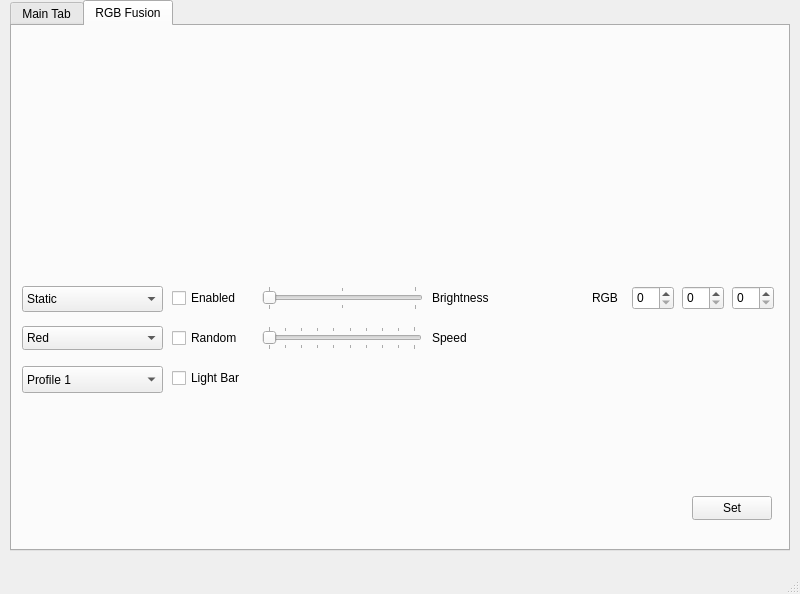
Qt form src/mainwindow.ui (tangalbert919/AeroControlCenter) before a commit.
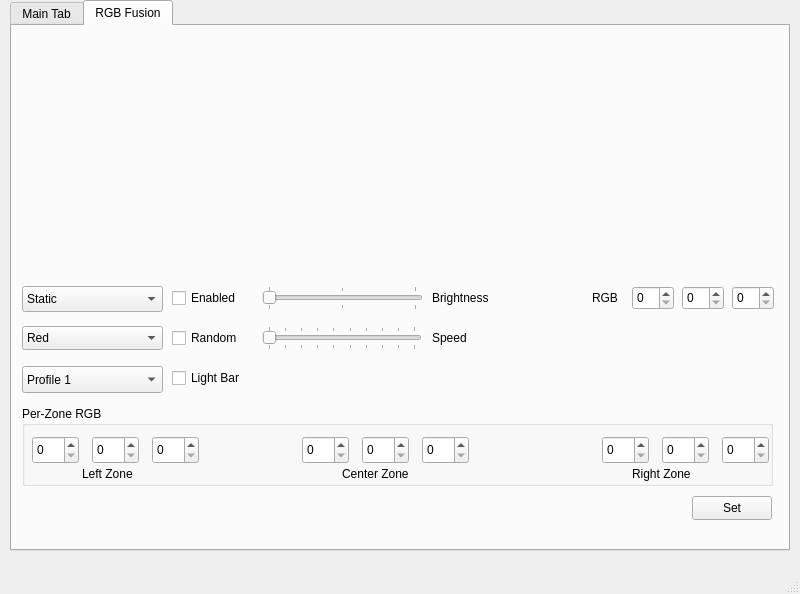
The same form after that commit. The open tabs and pages were chosen to show the change.

Commit message: MainWindow: Add group box for per-zone RGB controls

What changed in the file:
```diff
--- a/src/mainwindow.ui
+++ b/src/mainwindow.ui
@@ -692,6 +692,148 @@
        </property>
       </item>
      </widget>
+     <widget class="QGroupBox" name="rgbZoneGroup">
+      <property name="geometry">
+       <rect>
+        <x>10</x>
+        <y>380</y>
+        <width>751</width>
+        <height>80</height>
+       </rect>
+      </property>
+      <property name="title">
+       <string>Per-Zone RGB</string>
+      </property>
+      <widget class="QSpinBox" name="leftZoneR">
+       <property name="geometry">
+        <rect>
+         <x>10</x>
+         <y>30</y>
+         <width>47</width>
+         <height>28</height>
+        </rect>
+       </property>
+      </widget>
+      <widget class="QSpinBox" name="leftZoneG">
+       <property name="geometry">
+        <rect>
+         <x>70</x>
+         <y>30</y>
+         <width>47</width>
+         <height>28</height>
+        </rect>
+       </property>
+      </widget>
+      <widget class="QSpinBox" name="leftZoneB">
+       <property name="geometry">
+        <rect>
+         <x>130</x>
+         <y>30</y>
+         <width>47</width>
+         <height>28</height>
+        </rect>
+       </property>
+      </widget>
+      <widget class="QSpinBox" name="centerZoneR">
+       <property name="geometry">
+        <rect>
+         <x>280</x>
+         <y>30</y>
+         <width>47</width>
+         <height>28</height>
+        </rect>
+       </property>
+      </widget>
+      <widget class="QSpinBox" name="centerZoneG">
+       <property name="geometry">
+        <rect>
+         <x>340</x>
+         <y>30</y>
+         <width>47</width>
+         <height>28</height>
+        </rect>
+       </property>
+      </widget>
+      <widget class="QSpinBox" name="centerZoneB">
+       <property name="geometry">
+        <rect>
+         <x>400</x>
+         <y>30</y>
+         <width>47</width>
+         <height>28</height>
+        </rect>
+       </property>
+      </widget>
+      <widget class="QSpinBox" name="rightZoneR">
+       <property name="geometry">
+        <rect>
+         <x>580</x>
+         <y>30</y>
+         <width>47</width>
+         <height>28</height>
+        </rect>
+       </property>
+      </widget>
+      <widget class="QSpinBox" name="rightZoneG">
+       <property name="geometry">
+        <rect>
+         <x>640</x>
+         <y>30</y>
+         <width>47</width>
+         <height>28</height>
+        </rect>
+       </property>
+      </widget>
+      <widget class="QSpinBox" name="rightZoneB">
+       <property name="geometry">
+        <rect>
+         <x>700</x>
+         <y>30</y>
+         <width>47</width>
+         <height>28</height>
+        </rect>
+       </property>
+      </widget>
+      <widget class="QLabel" name="leftLabel">
+       <property name="geometry">
+        <rect>
+         <x>60</x>
+         <y>60</y>
+         <width>70</width>
+         <height>16</height>
+        </rect>
+       </property>
+       <property name="text">
+        <string>Left Zone</string>
+       </property>
+      </widget>
+      <widget class="QLabel" name="centerLabel">
+       <property name="geometry">
+        <rect>
+         <x>320</x>
+         <y>60</y>
+         <width>91</width>
+         <height>16</height>
+        </rect>
+       </property>
+       <property name="text">
+        <string>Center Zone</string>
+       </property>
+      </widget>
+      <widget class="QLabel" name="rightLabel">
+       <property name="geometry">
+        <rect>
+         <x>610</x>
+         <y>60</y>
+         <width>81</width>
+         <height>16</height>
+        </rect>
+       </property>
+       <property name="text">
+        <string>Right Zone</string>
+       </property>
+      </widget>
+     </widget>
     </widget>
    </widget>
   </widget>
```
